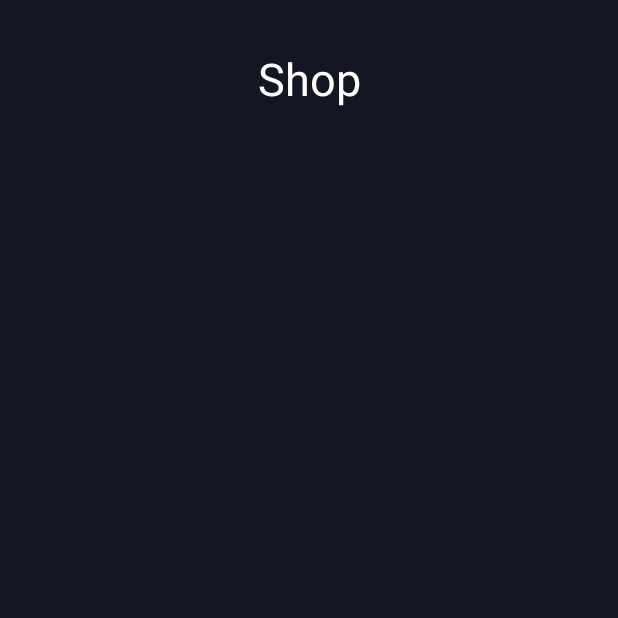
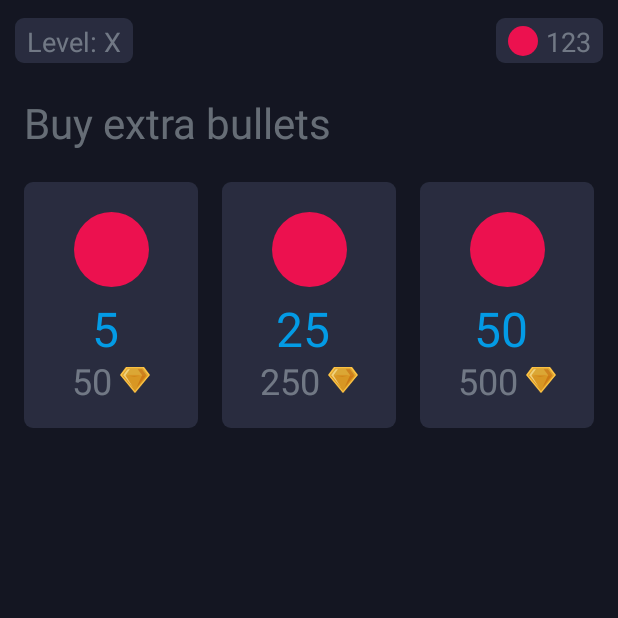
Before and after one commit to ioanoanea/Slingshot-2D-Game, an Android app: the ShopActivity screen opened directly, with no data from a screen before it, on a phone screen of 412 x 824 dp, the top half of it. Before the commit the part shown is almost empty. Run offline under Robolectric (Android 15) with nearby library versions, the phone set to English and light mode, and no system bars.

Commit message:
shop - bullets

```diff
--- a/app/src/main/java/com/ioanoanea/slingshot/Activity/ShopActivity.java
+++ b/app/src/main/java/com/ioanoanea/slingshot/Activity/ShopActivity.java
@@ -1,18 +1,31 @@
 package com.ioanoanea.slingshot.Activity;
 
 import androidx.appcompat.app.AppCompatActivity;
+import androidx.recyclerview.widget.LinearLayoutManager;
+import androidx.recyclerview.widget.RecyclerView;
 
 import android.os.Bundle;
 import android.view.View;
 
+import com.ioanoanea.slingshot.Adapter.BuyBulletsAdapter;
 import com.ioanoanea.slingshot.R;
 
 public class ShopActivity extends AppCompatActivity {
+
+    private RecyclerView container;
+    private BuyBulletsAdapter adapter;
 
     @Override
     protected void onCreate(Bundle savedInstanceState) {
         super.onCreate(savedInstanceState);
         setContentView(R.layout.activity_shop);
+        // set views
+        setViews();
+
+        // set container adapter
+        adapter = new BuyBulletsAdapter(this);
+        container.setLayoutManager(new LinearLayoutManager(this));
+        container.setAdapter(adapter);
     }
 
 
@@ -40,4 +53,11 @@ public class ShopActivity extends AppCompatActivity {
                         | View.SYSTEM_UI_FLAG_HIDE_NAVIGATION
         );
     }
+
+    /**
+     * Set activity views
+     */
+    private void setViews(){
+        container = findViewById(R.id.shop_container);
+    }
 }
--- /dev/null
+++ b/app/src/main/java/com/ioanoanea/slingshot/Adapter/BuyBulletsAdapter.java
@@ -0,0 +1,75 @@
+package com.ioanoanea.slingshot.Adapter;
+
+import android.content.Context;
+import android.view.LayoutInflater;
+import android.view.View;
+import android.view.ViewGroup;
+import android.widget.Toast;
+
+import androidx.annotation.NonNull;
+import androidx.recyclerview.widget.RecyclerView;
+
+import com.ioanoanea.slingshot.R;
+import com.ioanoanea.slingshot.ViewHolder.BuyBulletsViewHolder;
+
+public class BuyBulletsAdapter extends RecyclerView.Adapter<RecyclerView.ViewHolder> {
+
+    private Context context;
+
+    public BuyBulletsAdapter(Context context){
+        this.context = context;
+    }
+
+    @NonNull
+    @Override
+    public RecyclerView.ViewHolder onCreateViewHolder(@NonNull ViewGroup parent, int viewType) {
+        View view  = LayoutInflater.from(parent.getContext()).inflate(R.layout.buy_bullets_card, parent,false);
+
+        // initialize viewHolder
+        switch (viewType){
+            default:
+                return new BuyBulletsViewHolder(view);
+        }
+    }
+
+    @Override
+    public void onBindViewHolder(@NonNull RecyclerView.ViewHolder holder, int position) {
+        if (holder.getItemViewType() == 0){
+            final BuyBulletsViewHolder viewHolder = (BuyBulletsViewHolder) holder;
+
+            // on item 5 bullets click
+            viewHolder.item5.setOnClickListener(new View.OnClickListener() {
+                @Override
+                public void onClick(View v) {
+                    Toast.makeText(context, "You bought 5 bullets", Toast.LENGTH_SHORT).show();
+                }
+            });
+
+            // on item 25 bullets click
+            viewHolder.item25.setOnClickListener(new View.OnClickListener() {
+                @Override
+                public void onClick(View v) {
+                    Toast.makeText(context, "You bought 25 bullets", Toast.LENGTH_SHORT).show();
+                }
+            });
+
+            // on item 50 bullets click
+            viewHolder.item50.setOnClickListener(new View.OnClickListener() {
+                @Override
+                public void onClick(View v) {
+                    Toast.makeText(context, "You bought 50 bullets", Toast.LENGTH_SHORT).show();
+                }
+            });
+        }
+    }
+
+    @Override
+    public int getItemViewType(int position) {
+        return position;
+    }
+
+    @Override
+    public int getItemCount() {
+        return 1;
+    }
+}
--- a/app/src/main/java/com/ioanoanea/slingshot/GameEngine/GameLoop.java
+++ b/app/src/main/java/com/ioanoanea/slingshot/GameEngine/GameLoop.java
@@ -3,9 +3,7 @@ package com.ioanoanea.slingshot.GameEngine;
 import android.graphics.Canvas;
 import android.view.SurfaceHolder;
 
-/**
- *
- */
+
 public class GameLoop extends Thread {
 
 
@@ -102,7 +100,6 @@ public class GameLoop extends Thread {
                 }
             }
 
-
             // Pause game loop to not exceed target UPS
             elapsedTime = System.currentTimeMillis() - startTime;
             sleepTime = (long) (updateCount * UPS_PERIOD - elapsedTime);
--- /dev/null
+++ b/app/src/main/java/com/ioanoanea/slingshot/ViewHolder/BuyBulletsViewHolder.java
@@ -0,0 +1,23 @@
+package com.ioanoanea.slingshot.ViewHolder;
+
+import android.view.View;
+import android.widget.ImageView;
+
+import androidx.annotation.NonNull;
+import androidx.recyclerview.widget.RecyclerView;
+
+import com.ioanoanea.slingshot.R;
+
+public class BuyBulletsViewHolder extends RecyclerView.ViewHolder {
+
+    public ImageView item5;
+    public ImageView item25;
+    public ImageView item50;
+
+    public BuyBulletsViewHolder(@NonNull View itemView) {
+        super(itemView);
+        this.item5 = itemView.findViewById(R.id.image_background_item_5);
+        this.item25 = itemView.findViewById(R.id.image_background_item_25);
+        this.item50 = itemView.findViewById(R.id.image_background_item_50);
+    }
+}
--- a/app/src/main/res/drawable/ic_diamond.xml
+++ b/app/src/main/res/drawable/ic_diamond.xml
@@ -1,17 +1,22 @@
-<?xml version="1.0" encoding="utf-8"?>
-<layer-list xmlns:android="http://schemas.android.com/apk/res/android">
-    <item
-        android:left="43dp"
-        android:right="43dp"
-        android:top="43dp"
-        android:bottom="43dp">
-        <rotate android:fromDegrees="45">
-            <shape android:shape="rectangle">
-                <size
-                    android:height="200dp"
-                    android:width="200dp"/>
-                <solid android:color="@color/light_accent_blue"/>
-            </shape>
-        </rotate>
-    </item>
-</layer-list>
+<vector android:height="71.55363dp" android:viewportHeight="71.58"
+    android:viewportWidth="81.43" android:width="81.4dp"
+    xmlns:aapt="http://schemas.android.com/aapt" xmlns:android="http://schemas.android.com/apk/res/android">
+    <path android:pathData="M65.13,0l-48.83,0l-16.3,21.76l0.02,0l40.63,49.82l40.78,-49.82l-16.3,-21.76z">
+        <aapt:attr name="android:fillColor">
+            <gradient android:endX="81.43" android:endY="35.79"
+                android:startX="0" android:startY="35.79" android:type="linear">
+                <item android:color="#FFFFC545" android:offset="0"/>
+                <item android:color="#FFFFC545" android:offset="1"/>
+            </gradient>
+        </aapt:attr>
+    </path>
+    <path android:fillColor="#d89723" android:pathData="M75.93,22.69l-70.43,0l14.1,-18.82l42.23,0l14.1,18.82z"/>
+    <path android:fillColor="#d89723" android:pathData="M40.65,65.77l-35.13,-43.08l70.41,0l-35.28,43.08z"/>
+    <path android:fillColor="#dba735" android:pathData="M19.52,3.87l-14,18.86L75.94,22.73L61.75,3.87Z"/>
+    <path android:fillAlpha="0.46" android:fillColor="#bf5804"
+        android:pathData="M45.31,55.46Q58.38,39.07 71.45,22.69L59.66,6.13L48.21,6.13L60.14,22.89Q52.73,39.18 45.31,55.46Z" android:strokeAlpha="0.46"/>
+    <path android:fillAlpha="0.62" android:fillColor="#ffefab"
+        android:pathData="M21,6.13 L8.81,22.69 35.15,55.46 14.84,22.73Q21,14.44 27.09,6.13Z" android:strokeAlpha="0.62"/>
+    <path android:fillAlpha="0.26" android:fillColor="#bf5804"
+        android:pathData="M17.58,22.73L58.37,22.73L39,27.24Z" android:strokeAlpha="0.26"/>
+</vector>
--- a/app/src/main/res/layout/activity_home.xml
+++ b/app/src/main/res/layout/activity_home.xml
@@ -54,7 +54,7 @@
             android:layout_width="20sp"
             android:layout_height="20sp"
             android:layout_marginEnd="8dp"
-            android:src="@drawable/ic_circle_blue"
+            android:src="@drawable/magenta_circle"
             app:layout_constraintBottom_toBottomOf="parent"
             app:layout_constraintEnd_toStartOf="@+id/coins_text"
             app:layout_constraintTop_toTopOf="parent" />
--- a/app/src/main/res/layout/activity_shop.xml
+++ b/app/src/main/res/layout/activity_shop.xml
@@ -7,16 +7,96 @@
     android:background="@color/dark_grey"
     tools:context=".Activity.ShopActivity">
 
-    <TextView
-        android:id="@+id/textView"
-        android:layout_width="wrap_content"
-        android:layout_height="wrap_content"
-        android:layout_marginTop="32dp"
-        android:text="Shop"
-        android:textSize="30sp"
-        android:textColor="@color/white"
+    <androidx.constraintlayout.widget.ConstraintLayout
+        android:layout_width="match_parent"
+        android:layout_height="50dp"
+        android:background="@color/dark_grey"
+        app:layout_constraintEnd_toEndOf="parent"
+        app:layout_constraintStart_toStartOf="parent"
+        app:layout_constraintTop_toTopOf="parent">
+
+        <androidx.constraintlayout.widget.ConstraintLayout
+            android:layout_width="wrap_content"
+            android:layout_height="match_parent"
+            android:layout_marginStart="10dp"
+            android:layout_marginTop="12dp"
+            android:layout_marginBottom="8dp"
+            android:background="@drawable/round_rect_grey"
+            app:layout_constraintBottom_toBottomOf="parent"
+            app:layout_constraintStart_toStartOf="parent"
+            app:layout_constraintTop_toTopOf="parent"
+            app:layout_constraintVertical_bias="1.0">
+
+            <TextView
+                android:id="@+id/text_level"
+                android:layout_width="wrap_content"
+                android:layout_height="match_parent"
+                android:layout_marginStart="8dp"
+                android:layout_marginTop="3dp"
+                android:layout_marginEnd="8dp"
+                android:layout_marginBottom="3dp"
+                android:text="Level: X"
+                android:textColor="@color/light_grey"
+                android:textSize="18sp"
+                app:layout_constraintBottom_toBottomOf="parent"
+                app:layout_constraintEnd_toEndOf="parent"
+                app:layout_constraintStart_toStartOf="parent"
+                app:layout_constraintTop_toTopOf="parent" />
+
+        </androidx.constraintlayout.widget.ConstraintLayout>
+
+        <androidx.constraintlayout.widget.ConstraintLayout
+            android:layout_width="wrap_content"
+            android:layout_height="match_parent"
+            android:layout_marginTop="12dp"
+            android:layout_marginEnd="10dp"
+            android:layout_marginBottom="8dp"
+            android:background="@drawable/round_rect_grey"
+            app:layout_constraintBottom_toBottomOf="parent"
+            app:layout_constraintEnd_toEndOf="parent"
+            app:layout_constraintTop_toTopOf="parent">
+
+            <ImageView
+                android:id="@+id/imageView"
+                android:layout_width="20dp"
+                android:layout_height="20dp"
+                android:layout_marginStart="8dp"
+                android:layout_marginTop="3dp"
+                android:layout_marginBottom="3dp"
+                android:src="@drawable/magenta_circle"
+                app:layout_constraintBottom_toBottomOf="parent"
+                app:layout_constraintStart_toStartOf="parent"
+                app:layout_constraintTop_toTopOf="parent" />
+
+            <TextView
+                android:id="@+id/text_bullets"
+                android:layout_width="wrap_content"
+                android:layout_height="match_parent"
+                android:layout_marginStart="5dp"
+                android:layout_marginTop="3dp"
+                android:layout_marginEnd="8dp"
+                android:layout_marginBottom="3dp"
+                android:text="123"
+                android:textColor="@color/light_grey"
+                android:textSize="18sp"
+                app:layout_constraintBottom_toBottomOf="parent"
+                app:layout_constraintEnd_toEndOf="parent"
+                app:layout_constraintStart_toEndOf="@+id/imageView"
+                app:layout_constraintTop_toTopOf="parent" />
+
+        </androidx.constraintlayout.widget.ConstraintLayout>
+
+    </androidx.constraintlayout.widget.ConstraintLayout>
+
+    <androidx.recyclerview.widget.RecyclerView
+        android:id="@+id/shop_container"
+        android:layout_width="match_parent"
+        android:layout_height="match_parent"
+        android:layout_marginTop="50dp"
+        app:layout_constraintBottom_toBottomOf="parent"
         app:layout_constraintEnd_toEndOf="parent"
         app:layout_constraintStart_toStartOf="parent"
         app:layout_constraintTop_toTopOf="parent" />
 
+
 </androidx.constraintlayout.widget.ConstraintLayout>
--- /dev/null
+++ b/app/src/main/res/layout/buy_bullets_card.xml
@@ -0,0 +1,279 @@
+<?xml version="1.0" encoding="utf-8"?>
+<androidx.constraintlayout.widget.ConstraintLayout xmlns:android="http://schemas.android.com/apk/res/android"
+    xmlns:app="http://schemas.android.com/apk/res-auto"
+    xmlns:tools="http://schemas.android.com/tools"
+    android:layout_width="match_parent"
+    android:layout_height="wrap_content"
+    android:background="@color/dark_grey">
+
+    <TextView
+        android:id="@+id/buy_bullets_text"
+        android:layout_width="wrap_content"
+        android:layout_height="wrap_content"
+        android:layout_marginStart="16dp"
+        android:layout_marginTop="8dp"
+        android:text="Buy extra bullets"
+        android:textColor="@color/light_grey"
+        android:textSize="28sp"
+        app:layout_constraintBottom_toTopOf="@+id/linearLayout"
+        app:layout_constraintEnd_toEndOf="parent"
+        app:layout_constraintHorizontal_bias="0.0"
+        app:layout_constraintStart_toStartOf="parent"
+        app:layout_constraintTop_toTopOf="parent" />
+
+    <LinearLayout
+        android:id="@+id/linearLayout"
+        android:layout_width="match_parent"
+        android:layout_height="match_parent"
+        android:layout_marginTop="55dp"
+        android:orientation="horizontal"
+        android:padding="8dp"
+        android:weightSum="3"
+        app:layout_constraintBottom_toBottomOf="parent"
+        app:layout_constraintEnd_toEndOf="parent"
+        app:layout_constraintStart_toStartOf="parent"
+        app:layout_constraintTop_toTopOf="parent">
+
+        <androidx.constraintlayout.widget.ConstraintLayout
+            android:id="@+id/item_5"
+            android:layout_width="0dp"
+            android:layout_height="180dp"
+            android:layout_weight="1">
+
+            <ImageView
+                android:id="@+id/image_background_item_5"
+                android:layout_width="match_parent"
+                android:layout_height="match_parent"
+                android:layout_marginStart="8dp"
+                android:layout_marginTop="8dp"
+                android:layout_marginEnd="8dp"
+                android:layout_marginBottom="8dp"
+                android:background="@drawable/round_rect_grey"
+                app:layout_constraintBottom_toBottomOf="parent"
+                app:layout_constraintEnd_toEndOf="parent"
+                app:layout_constraintStart_toStartOf="parent"
+                app:layout_constraintTop_toTopOf="parent" />
+
+            <ImageView
+                android:id="@+id/imageView1"
+                android:layout_width="50dp"
+                android:layout_height="50dp"
+                android:layout_marginTop="20dp"
+                app:layout_constraintEnd_toEndOf="@+id/image_background_item_5"
+                app:layout_constraintStart_toStartOf="@+id/image_background_item_5"
+                app:layout_constraintTop_toTopOf="@+id/image_background_item_5"
+                app:srcCompat="@drawable/magenta_circle" />
+
+            <TextView
+                android:id="@+id/text_bullet_5"
+                android:layout_width="wrap_content"
+                android:layout_height="wrap_content"
+                android:layout_marginTop="6dp"
+                android:text="5"
+                android:textColor="@color/light_blue_600"
+                android:textSize="32sp"
+                app:layout_constraintEnd_toEndOf="@+id/image_background_item_5"
+                app:layout_constraintStart_toStartOf="parent"
+                app:layout_constraintTop_toBottomOf="@+id/imageView1" />
+
+            <androidx.constraintlayout.widget.ConstraintLayout
+                android:layout_width="wrap_content"
+                android:layout_height="match_parent"
+                android:layout_marginStart="24dp"
+                android:layout_marginTop="120dp"
+                android:layout_marginEnd="24dp"
+                android:layout_marginBottom="20dp"
+                app:layout_constraintBottom_toBottomOf="parent"
+                app:layout_constraintEnd_toEndOf="parent"
+                app:layout_constraintStart_toStartOf="parent"
+                app:layout_constraintTop_toTopOf="parent">
+
+                <TextView
+                    android:id="@+id/textView1"
+                    android:layout_width="wrap_content"
+                    android:layout_height="wrap_content"
+                    android:text="50"
+                    android:textColor="@color/light_grey"
+                    android:textSize="24sp"
+                    app:layout_constraintBottom_toBottomOf="parent"
+                    app:layout_constraintStart_toStartOf="parent"
+                    app:layout_constraintTop_toTopOf="parent" />
+
+                <ImageView
+                    android:layout_width="20dp"
+                    android:layout_height="20dp"
+                    android:layout_marginStart="5dp"
+                    app:layout_constraintBottom_toBottomOf="parent"
+                    app:layout_constraintEnd_toEndOf="parent"
+                    app:layout_constraintHorizontal_bias="0.0"
+                    app:layout_constraintStart_toEndOf="@+id/textView1"
+                    app:layout_constraintTop_toTopOf="parent"
+                    app:srcCompat="@drawable/ic_diamond" />
+
+            </androidx.constraintlayout.widget.ConstraintLayout>
+
+        </androidx.constraintlayout.widget.ConstraintLayout>
+
+        <androidx.constraintlayout.widget.ConstraintLayout
+            android:id="@+id/item_25"
+            android:layout_width="0dp"
+            android:layout_height="180dp"
+            android:layout_weight="1">
+
+            <ImageView
+                android:id="@+id/image_background_item_25"
+                android:layout_width="match_parent"
+                android:layout_height="match_parent"
+                android:layout_marginStart="8dp"
+                android:layout_marginTop="8dp"
+                android:layout_marginEnd="8dp"
+                android:layout_marginBottom="8dp"
+                android:background="@drawable/round_rect_grey"
+                app:layout_constraintBottom_toBottomOf="parent"
+                app:layout_constraintEnd_toEndOf="parent"
+                app:layout_constraintStart_toStartOf="parent"
+                app:layout_constraintTop_toTopOf="parent" />
+
+            <ImageView
+                android:id="@+id/imageView2"
+                android:layout_width="50dp"
+                android:layout_height="50dp"
+                android:layout_marginTop="20dp"
+                app:layout_constraintEnd_toEndOf="@+id/image_background_item_25"
+                app:layout_constraintStart_toStartOf="@+id/image_background_item_25"
+                app:layout_constraintTop_toTopOf="@+id/image_background_item_25"
+                app:srcCompat="@drawable/magenta_circle" />
+
+            <TextView
+                android:id="@+id/text_bullet_25"
+                android:layout_width="wrap_content"
+                android:layout_height="wrap_content"
+                android:layout_marginTop="6dp"
+                android:text="25"
+                android:textColor="@color/light_blue_600"
+                android:textSize="32sp"
+                app:layout_constraintEnd_toEndOf="@+id/image_background_item_25"
+                app:layout_constraintStart_toStartOf="parent"
+                app:layout_constraintTop_toBottomOf="@+id/imageView2" />
+
+            <androidx.constraintlayout.widget.ConstraintLayout
+                android:layout_width="wrap_content"
+                android:layout_height="match_parent"
+                android:layout_marginStart="24dp"
+                android:layout_marginTop="120dp"
+                android:layout_marginEnd="24dp"
+                android:layout_marginBottom="20dp"
+                app:layout_constraintBottom_toBottomOf="parent"
+                app:layout_constraintEnd_toEndOf="parent"
+                app:layout_constraintStart_toStartOf="parent"
+                app:layout_constraintTop_toTopOf="parent">
+
+                <TextView
+                    android:id="@+id/textView2"
+                    android:layout_width="wrap_content"
+                    android:layout_height="wrap_content"
+                    android:text="250"
+                    android:textColor="@color/light_grey"
+                    android:textSize="24sp"
+                    app:layout_constraintBottom_toBottomOf="parent"
+                    app:layout_constraintStart_toStartOf="parent"
+                    app:layout_constraintTop_toTopOf="parent" />
+
+                <ImageView
+                    android:layout_width="20dp"
+                    android:layout_height="20dp"
+                    android:layout_marginStart="5dp"
+                    app:layout_constraintBottom_toBottomOf="parent"
+                    app:layout_constraintEnd_toEndOf="parent"
+                    app:layout_constraintHorizontal_bias="0.0"
+                    app:layout_constraintStart_toEndOf="@+id/textView2"
+                    app:layout_constraintTop_toTopOf="parent"
+                    app:srcCompat="@drawable/ic_diamond" />
+
+            </androidx.constraintlayout.widget.ConstraintLayout>
+
+        </androidx.constraintlayout.widget.ConstraintLayout>
+
+        <androidx.constraintlayout.widget.ConstraintLayout
+            android:id="@+id/item_50"
+            android:layout_width="0dp"
+            android:layout_height="180dp"
+            android:layout_weight="1">
+
+            <ImageView
+                android:id="@+id/image_background_item_50"
+                android:layout_width="match_parent"
+                android:layout_height="match_parent"
+                android:layout_marginStart="8dp"
+                android:layout_marginTop="8dp"
+                android:layout_marginEnd="8dp"
+                android:layout_marginBottom="8dp"
+                android:background="@drawable/round_rect_grey"
+                app:layout_constraintBottom_toBottomOf="parent"
+                app:layout_constraintEnd_toEndOf="parent"
+                app:layout_constraintStart_toStartOf="parent"
+                app:layout_constraintTop_toTopOf="parent" />
+
+            <ImageView
+                android:id="@+id/imageView3"
+                android:layout_width="50dp"
+                android:layout_height="50dp"
+                android:layout_marginTop="20dp"
+                app:layout_constraintEnd_toEndOf="@+id/image_background_item_50"
+                app:layout_constraintStart_toStartOf="@+id/image_background_item_50"
+                app:layout_constraintTop_toTopOf="@+id/image_background_item_50"
+                app:srcCompat="@drawable/magenta_circle" />
+
+            <TextView
+                android:id="@+id/text_bullet_50"
+                android:layout_width="wrap_content"
+                android:layout_height="wrap_content"
+                android:layout_marginTop="6dp"
+                android:text="50"
+                android:textColor="@color/light_blue_600"
+                android:textSize="32sp"
+                app:layout_constraintEnd_toEndOf="@+id/image_background_item_50"
+                app:layout_constraintStart_toStartOf="parent"
+                app:layout_constraintTop_toBottomOf="@+id/imageView3" />
+
+            <androidx.constraintlayout.widget.ConstraintLayout
+                android:layout_width="wrap_content"
+                android:layout_height="match_parent"
+                android:layout_marginStart="24dp"
+                android:layout_marginTop="120dp"
+                android:layout_marginEnd="24dp"
+                android:layout_marginBottom="20dp"
+                app:layout_constraintBottom_toBottomOf="parent"
+                app:layout_constraintEnd_toEndOf="parent"
+                app:layout_constraintStart_toStartOf="parent"
+                app:layout_constraintTop_toTopOf="parent">
+
+                <TextView
+                    android:id="@+id/textView3"
+                    android:layout_width="wrap_content"
+                    android:layout_height="wrap_content"
+                    android:text="500"
+                    android:textColor="@color/light_grey"
+                    android:textSize="24sp"
+                    app:layout_constraintBottom_toBottomOf="parent"
+                    app:layout_constraintStart_toStartOf="parent"
+                    app:layout_constraintTop_toTopOf="parent" />
+
+                <ImageView
+                    android:layout_width="20dp"
+                    android:layout_height="20dp"
+                    android:layout_marginStart="5dp"
+                    app:layout_constraintBottom_toBottomOf="parent"
+                    app:layout_constraintEnd_toEndOf="parent"
+                    app:layout_constraintHorizontal_bias="0.0"
+                    app:layout_constraintStart_toEndOf="@+id/textView3"
+                    app:layout_constraintTop_toTopOf="parent"
+                    app:srcCompat="@drawable/ic_diamond" />
+
+            </androidx.constraintlayout.widget.ConstraintLayout>
+
+        </androidx.constraintlayout.widget.ConstraintLayout>
+
+    </LinearLayout>
+
+</androidx.constraintlayout.widget.ConstraintLayout>
--- a/app/src/main/res/values/colors.xml
+++ b/app/src/main/res/values/colors.xml
@@ -4,7 +4,7 @@
     <color name="magenta">#EC114F</color>
     <color name="dark_blue">#4D579E</color>
     <color name="dark_grey">#141622</color>
-    <color name="transparent_dark_grey">#9F171923</color>
+    <color name="transparent_dark_grey">#9F363A50</color>
     <color name="accent_blue">#CD65AACA</color>
     <color name="light_accent_blue">#FAA0D4EC</color>
     <color name="dark_blue_shadow">#313163</color>
```
